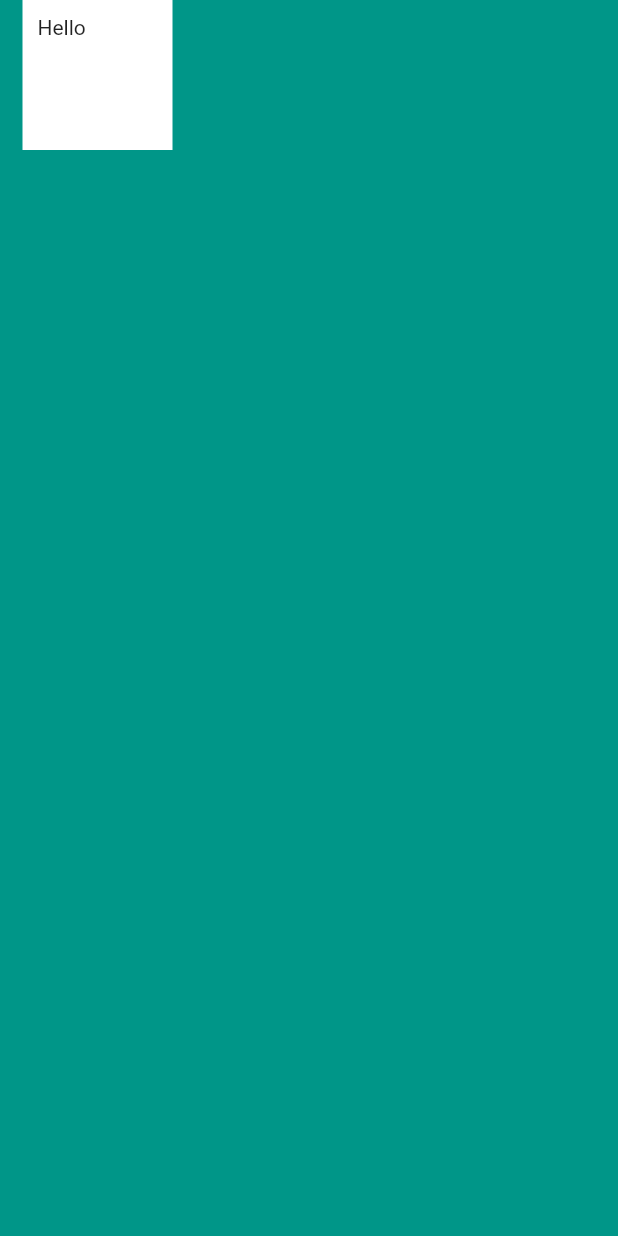
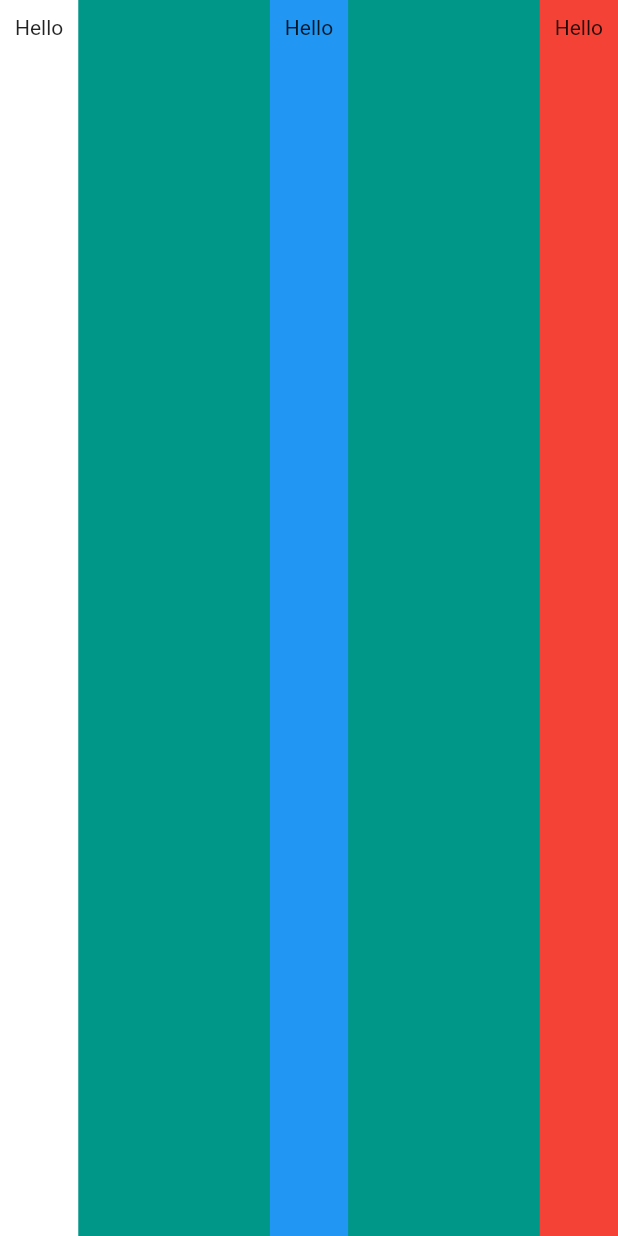
Before and after one commit to korsander/flutter-course, a Flutter app: the screen it shows after launch, on a phone screen of 412 x 824 dp. Run offline on Flutter 3.47's test engine with Material 2 defaults, Android fonts, the light colour scheme and no system bars.

Commit message:
column and row widgets

```diff
--- a/lib/main.dart
+++ b/lib/main.dart
@@ -11,13 +11,26 @@ class MyApp extends StatelessWidget {
       home: Scaffold(
         backgroundColor: Colors.teal,
         body: SafeArea(
-          child: Container(
-            child: Text('Hello'),
-            color: Colors.white,
-            width: 100.0,
-            height: 100.0,
-            margin: EdgeInsets.only(left: 15.0),
-            padding: EdgeInsets.all(10.0),
+          child: Row(
+            crossAxisAlignment: CrossAxisAlignment.stretch,
+            mainAxisAlignment: MainAxisAlignment.spaceBetween,
+            children: <Widget>[
+              Container(
+                child: Text('Hello'),
+                color: Colors.white,
+                padding: EdgeInsets.all(10.0),
+              ),
+              Container(
+                child: Text('Hello'),
+                color: Colors.blue,
+                padding: EdgeInsets.all(10.0),
+              ),
+              Container(
+                child: Text('Hello'),
+                color: Colors.red,
+                padding: EdgeInsets.all(10.0),
+              ),
+            ],
           ),
         ),
       ),
```
